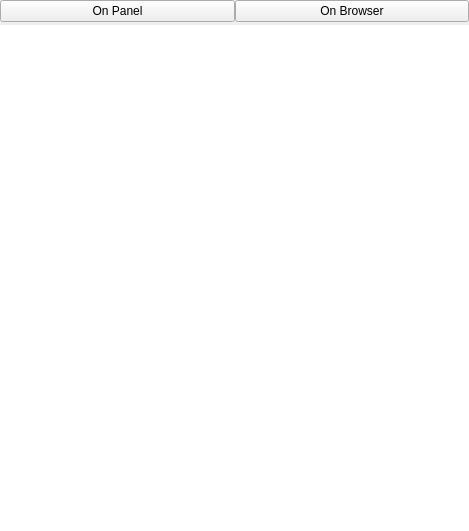
dj-spatial/spatial_analysis, file forms/KmeansWss.ui: the form before one commit.
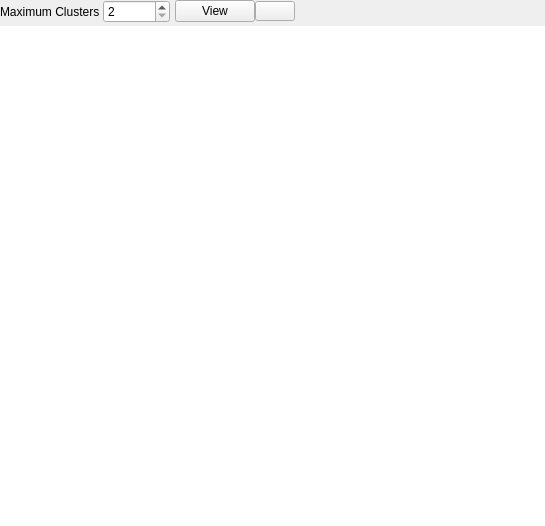
The form after the commit. Icons and pictures are not drawn.

Patch:
```diff
--- a/forms/KmeansWss.ui
+++ b/forms/KmeansWss.ui
@@ -6,8 +6,8 @@
    <rect>
     <x>0</x>
     <y>0</y>
-    <width>469</width>
-    <height>531</height>
+    <width>545</width>
+    <height>526</height>
    </rect>
   </property>
   <property name="windowTitle">
@@ -32,21 +32,63 @@
    <property name="verticalSpacing">
     <number>3</number>
    </property>
-   <item row="0" column="1">
-    <widget class="QPushButton" name="browserBtn">
-     <property name="text">
-      <string>On Browser</string>
-     </property>
-    </widget>
-   </item>
-   <item row="0" column="0">
+   <item row="2" column="5">
     <widget class="QPushButton" name="wssBtn">
      <property name="text">
-      <string>On Panel</string>
+      <string>View</string>
      </property>
     </widget>
    </item>
-   <item row="1" column="0" colspan="2">
+   <item row="2" column="3">
+    <widget class="QSpinBox" name="maxK">
+     <property name="minimumSize">
+      <size>
+       <width>50</width>
+       <height>0</height>
+      </size>
+     </property>
+     <property name="buttonSymbols">
+      <enum>QAbstractSpinBox::UpDownArrows</enum>
+     </property>
+     <property name="suffix">
+      <string/>
+     </property>
+     <property name="prefix">
+      <string/>
+     </property>
+     <property name="minimum">
+      <number>2</number>
+     </property>
+     <property name="maximum">
+      <number>9999999</number>
+     </property>
+    </widget>
+   </item>
+   <item row="2" column="6">
+    <widget class="QPushButton" name="browserBtn">
+     <property name="maximumSize">
+      <size>
+       <width>16777215</width>
+       <height>20</height>
+      </size>
+     </property>
+     <property name="text">
+      <string/>
+     </property>
+     <property name="icon">
+      <iconset>
+       <normaloff>../icons/browser.svg</normaloff>../icons/browser.svg</iconset>
+     </property>
+    </widget>
+   </item>
+   <item row="2" column="2">
+    <widget class="QLabel" name="label">
+     <property name="text">
+      <string>Maximum Clusters </string>
+     </property>
+    </widget>
+   </item>
+   <item row="6" column="1" colspan="7">
     <widget class="QWidget" name="wss_panel" native="true">
      <property name="enabled">
       <bool>true</bool>
@@ -63,6 +105,35 @@
      </property>
     </widget>
    </item>
+   <item row="2" column="4">
+    <spacer name="horizontalSpacer">
+     <property name="orientation">
+      <enum>Qt::Horizontal</enum>
+     </property>
+     <property name="sizeType">
+      <enum>QSizePolicy::Fixed</enum>
+     </property>
+     <property name="sizeHint" stdset="0">
+      <size>
+       <width>5</width>
+       <height>20</height>
+      </size>
+     </property>
+    </spacer>
+   </item>
+   <item row="2" column="7">
+    <spacer name="horizontalSpacer_2">
+     <property name="orientation">
+      <enum>Qt::Horizontal</enum>
+     </property>
+     <property name="sizeHint" stdset="0">
+      <size>
+       <width>40</width>
+       <height>20</height>
+      </size>
+     </property>
+    </spacer>
+   </item>
   </layout>
  </widget>
  <resources/>
```
